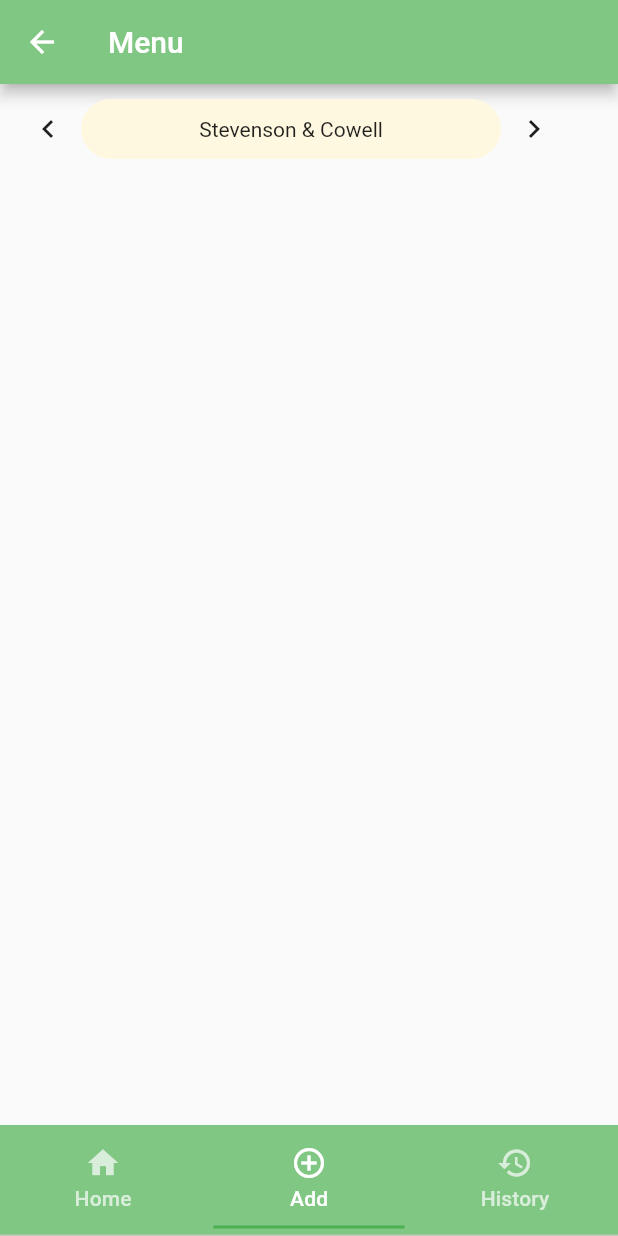
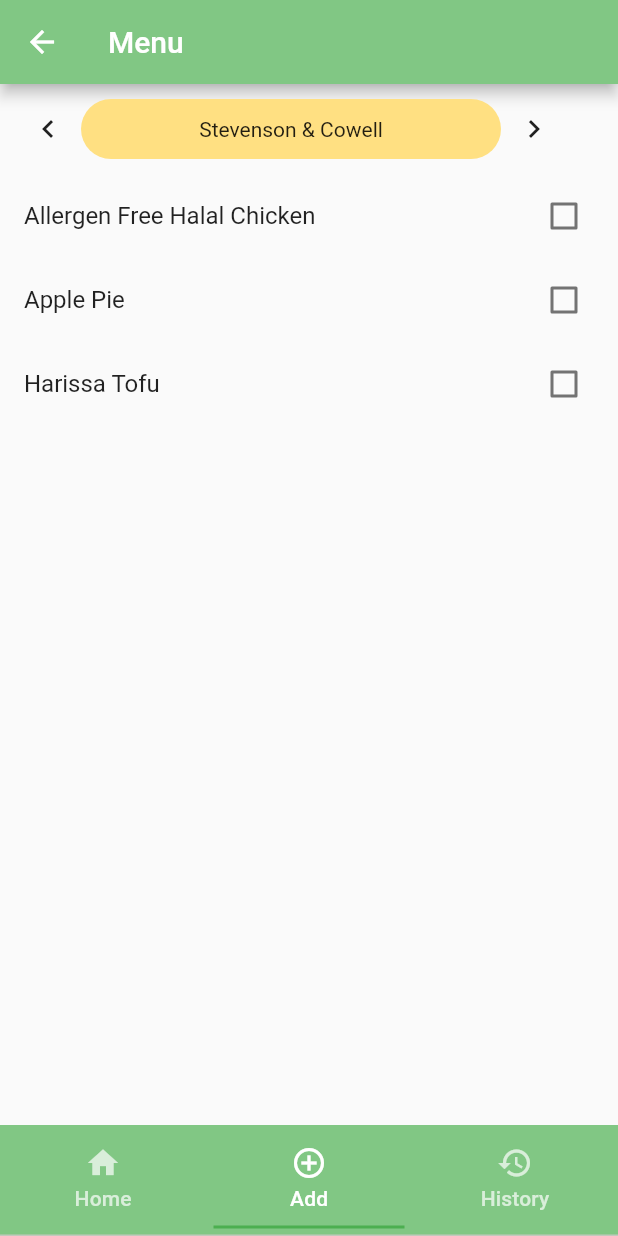
Before and after one commit to briankhoi/Slug-Vitals, a Flutter app: the screen it shows after launch, item 2 of the bottom bar chosen, on a phone screen of 412 x 824 dp. Run offline on Flutter 3.47's test engine with Material 2 defaults, Android fonts, the light colour scheme and no system bars; our stand-ins replace shared_preferences.

Commit message:
loading items and checkboxes

```diff
--- a/lib/pages/menu_page.dart
+++ b/lib/pages/menu_page.dart
@@ -8,11 +8,35 @@ class MenuPage extends StatefulWidget {
 class _MenuPageState extends State<MenuPage> {
   var diningHalls = {
     // keys are dining hall names
-    'John R. Lewis & College Nine': [('a', 'b', 'c')],
-    'Stevenson & Cowell': [('1', '2', '3')],
-    'Kresge': [('1', '2', '3')],
-    'Porter': [('1', '2', '3')],
+    'John R. Lewis & College Nine': [
+      ['a', 'b', 'c']
+    ],
+    'Stevenson & Cowell': [
+      ['Allergen Free Halal Chicken', 'stat1', 'stat2'],
+      ['Apple Pie', 'stat1', 'stat2'],
+      ['Harissa Tofu', 'stat1', 'stat2'],
+    ],
+    'Kresge': [
+      ['1', '2', '3']
+    ],
+    'Porter': [
+      ['1', '2', '3']
+    ],
   };
+
+  var itemBools = {
+    'John R. Lewis & College Nine': [
+      false,
+    ],
+    'Stevenson & Cowell': [false, false, false],
+    'Kresge': [
+      false,
+    ],
+    'Porter': [
+      false,
+    ],
+  };
+
   String currentHall = 'Stevenson & Cowell';
 
   void updateHall(int updateValue) {
@@ -23,6 +47,14 @@ class _MenuPageState extends State<MenuPage> {
     if (newIndex >= 0 || newIndex < keys.length) {
       setState(() {
         currentHall = keys[newIndex];
+      });
+    }
+  }
+
+  void updateForm(int index) {
+    if (itemBools[currentHall] != null) {
+      setState(() {
+        itemBools[currentHall]?[index] = !itemBools[currentHall]![index];
       });
     }
   }
@@ -52,7 +84,7 @@ class _MenuPageState extends State<MenuPage> {
           width: 280,
           height: 40,
           decoration: BoxDecoration(
-            color: Colors.amber[50],
+            color: Colors.amber.shade200,
             shape: BoxShape.rectangle,
             borderRadius: BorderRadius.all(Radius.circular((20))),
           ),
@@ -61,12 +93,28 @@ class _MenuPageState extends State<MenuPage> {
           ),
         )));
 
+    // retrieve menu items from map
+    List<CheckboxListTile> getChildren() {
+      List<CheckboxListTile> items = [];
+      for (int i = 0; i < diningHalls[currentHall]!.length; i++) {
+        // bool checkboxValue = false;
+        CheckboxListTile item = CheckboxListTile(
+            title:
+                Text(diningHalls[currentHall]?.elementAt(i).elementAt(0) ?? ''),
+            value: itemBools[currentHall]?.elementAt(i),
+            onChanged: (bool? value) {
+              updateForm(i);
+            });
+        items.add(item);
+      }
+      return items;
+    }
+
+    Widget menuItems = Column(
+      children: getChildren(),
+    );
+    print(diningHalls[currentHall]);
     return MaterialApp(
-      // color: Colors.red.shade100,
-      // theme: ThemeData(
-      //   colorScheme: ColorScheme.fromSeed(seedColor: Colors.green),
-      //   useMaterial3: true,
-      // ),
       home: Scaffold(
           body: ListView(
         children: [
@@ -87,8 +135,8 @@ class _MenuPageState extends State<MenuPage> {
                   diningHall,
                   rightArrow,
                 ],
-              ))
-          // menuItems,
+              )),
+          menuItems,
         ],
       )),
     );
```
